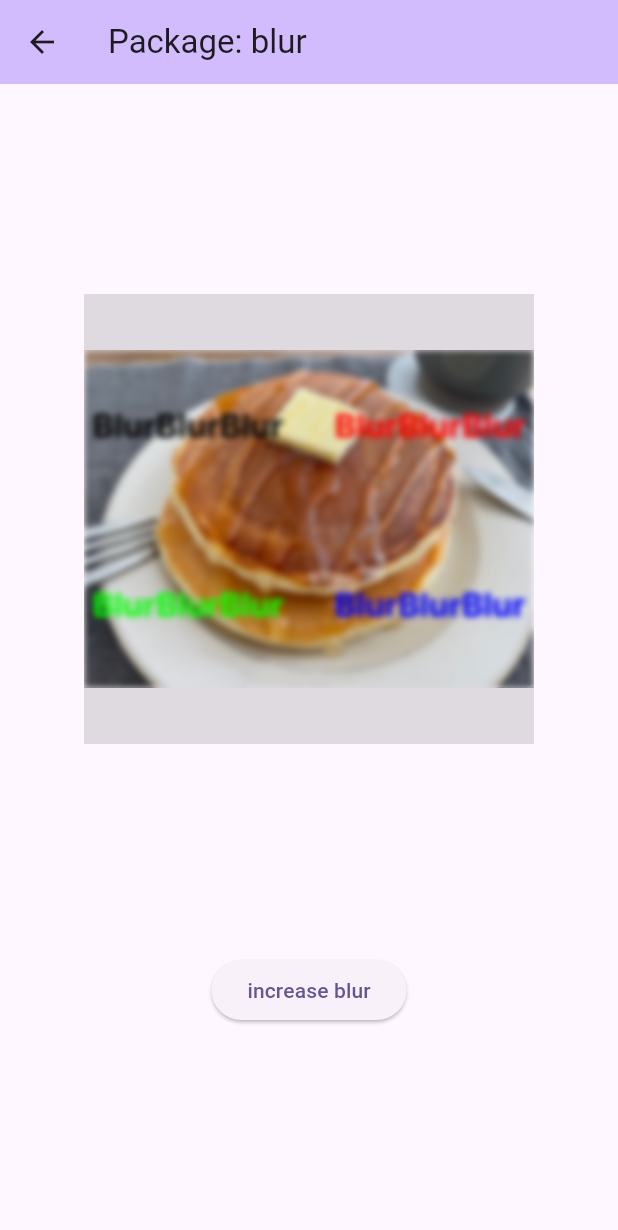
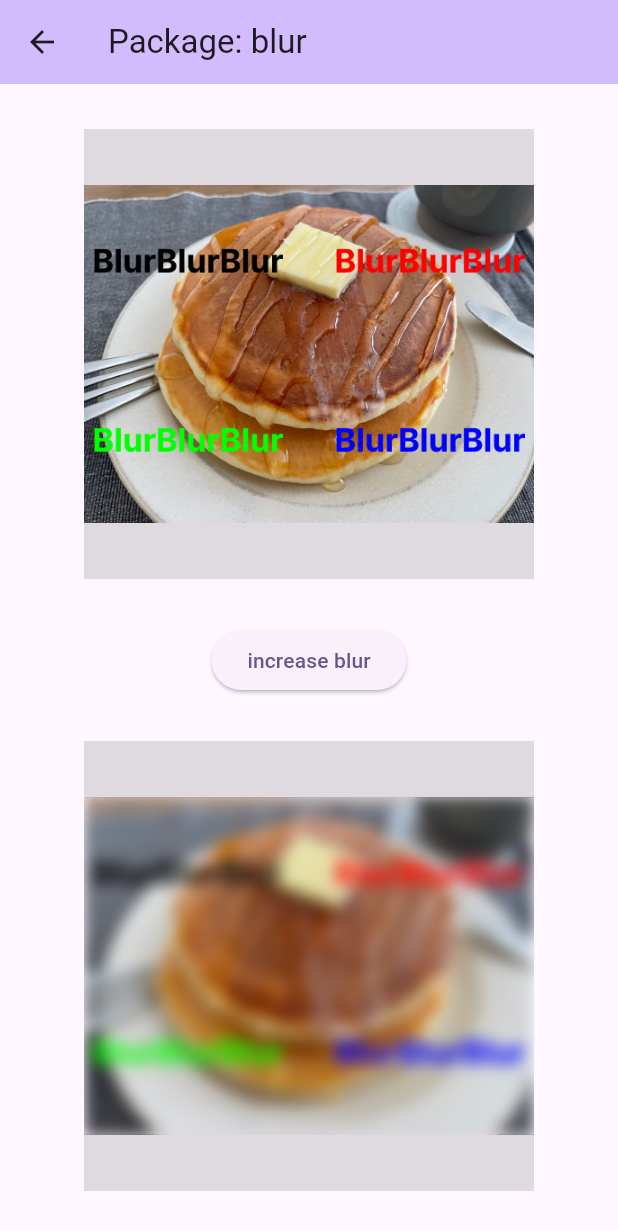
Before and after one commit to rizchi17/flutter_image_blur, a Flutter app: the PackageBlur screen opened directly, after a tap on "increase blur", on a phone screen of 412 x 824 dp. Shown: the top 1230 px of the screen. Run offline on Flutter 3.47's test engine with Material 3 defaults, Android fonts, the phone set to English and light mode, and no system bars; drawn by our look-alikes of blur; our stand-ins replace flutter_blurhash.

Commit message:
blurの強度を5に揃えた

```diff
--- a/lib/blur/Image_filtered_widget.dart
+++ b/lib/blur/Image_filtered_widget.dart
@@ -31,7 +31,7 @@ class _ImageFilteredWidgetState extends State<ImageFilteredWidget> {
             ElevatedButton(
               onPressed: () {
                 setState(() {
-                  sigma += 2;
+                  sigma += 5;
                 });
               },
               child: const Text('increase blur'),
--- a/lib/blur/backdrop_filter_widget.dart
+++ b/lib/blur/backdrop_filter_widget.dart
@@ -31,7 +31,7 @@ class _BackdropFilterWidgetState extends State<BackdropFilterWidget> {
             ElevatedButton(
               onPressed: () {
                 setState(() {
-                  sigma += 2;
+                  sigma += 5;
                 });
               },
               child: const Text('increase blur'),
--- a/lib/blur/package_blur.dart
+++ b/lib/blur/package_blur.dart
@@ -1,5 +1,4 @@
 import 'package:blur/blur.dart';
-import 'package:flutter/cupertino.dart';
 import 'package:flutter/material.dart';
 
 class PackageBlur extends StatefulWidget {
@@ -29,15 +28,22 @@ class _PackageBlurState extends State<PackageBlur> {
               alignment: Alignment.center,
               width: 300,
               height: 300,
-              child: Image.asset('images/sample.jpg').blurred(blur: blurLevel, colorOpacity: 0),
+              child: Image.asset('images/sample.jpg'),
             ),
             ElevatedButton(
               onPressed: () {
                 setState(() {
-                  blurLevel += 2;
+                  blurLevel += 5;
                 });
               },
               child: const Text('increase blur'),
+            ),
+            Container(
+              color: Colors.black12,
+              alignment: Alignment.center,
+              width: 300,
+              height: 300,
+              child: Image.asset('images/sample.jpg').blurred(blur: blurLevel, colorOpacity: 0),
             ),
           ],
         ),
--- a/lib/blur/package_image_gaussianblur.dart
+++ b/lib/blur/package_image_gaussianblur.dart
@@ -21,7 +21,7 @@ class _PackageImageGaussianBlurState extends State<PackageImageGaussianBlur> {
     final mask = img.copyCrop(originalImage, x: 0, y: 0, width: originalImage.width, height: originalImage.height);
     final blurredImage = img.gaussianBlur(
       originalImage,
-      radius: 10,
+      radius: 5,
       mask: mask,
       maskChannel: maskChannel,
     );
```
